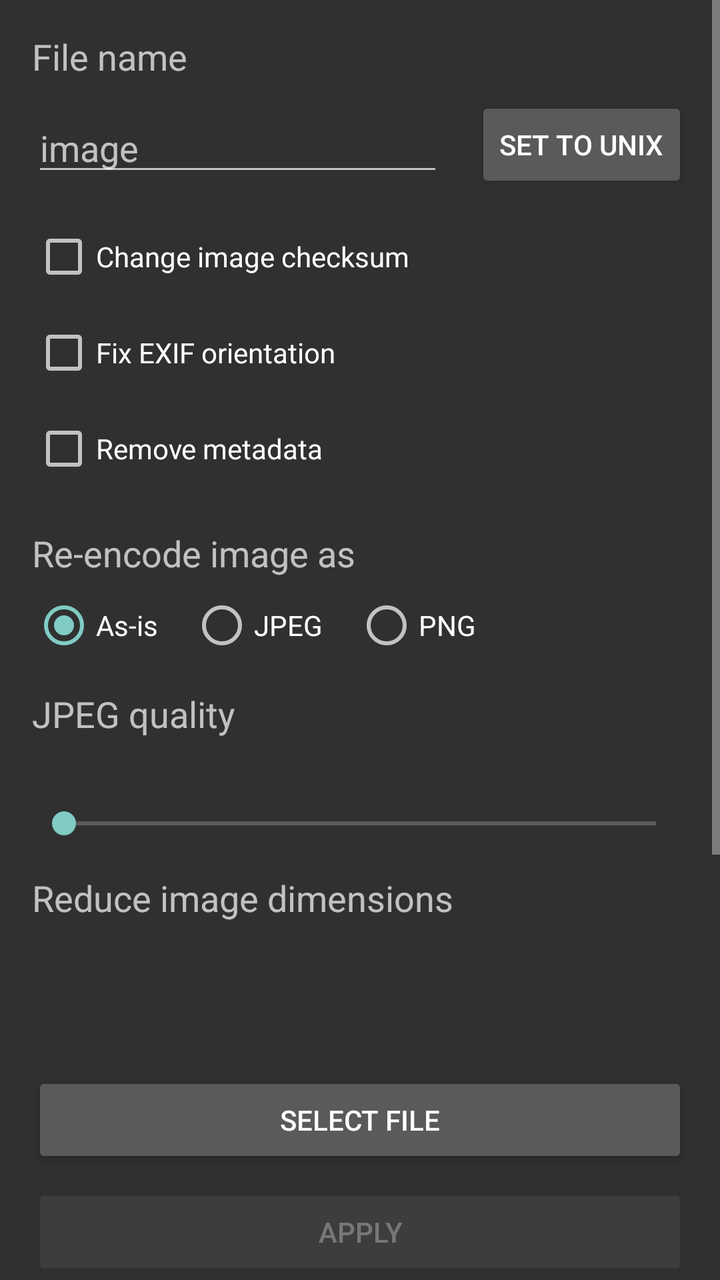
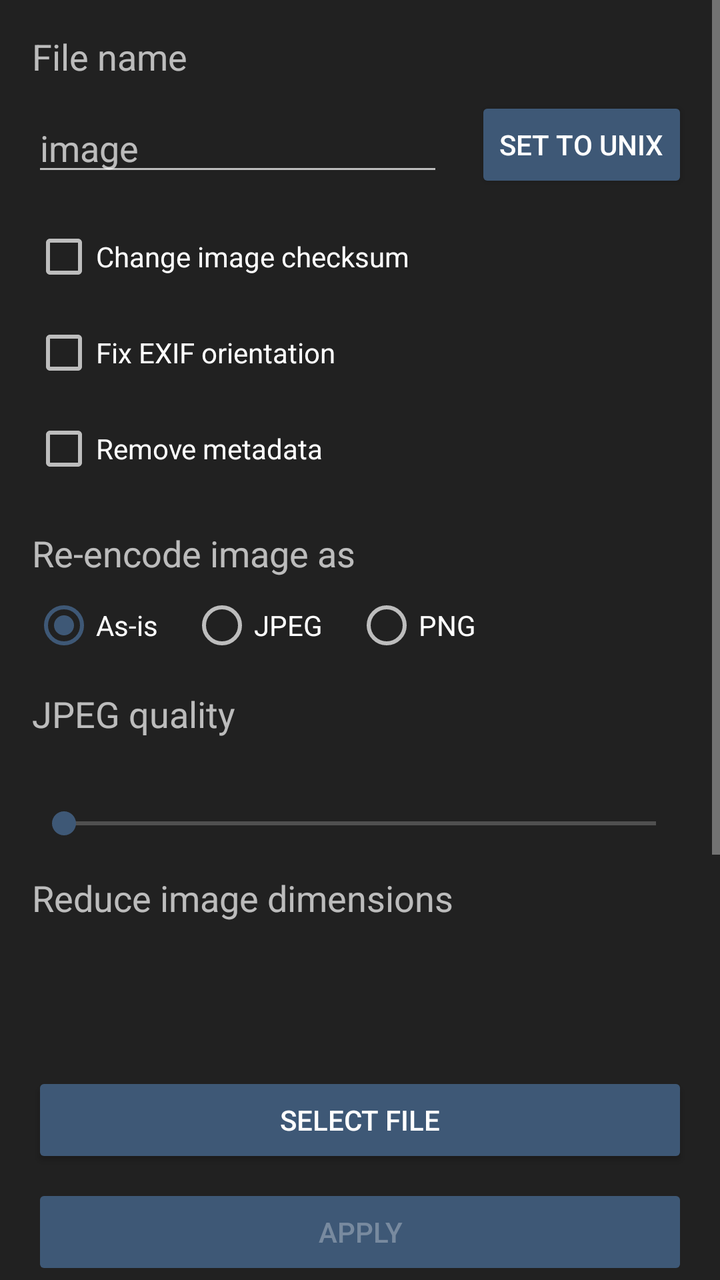

Screens rendered from an Android XML layout before and after an edit, with the pre-edit source and the edit as a unified diff.
<!-- AndroidManifest.xml: application theme Theme.Sunshower -->
<!-- res/layout/activity_kuroba.xml -->
<?xml version="1.0" encoding="utf-8"?>
<LinearLayout xmlns:android="http://schemas.android.com/apk/res/android"
    android:layout_width="match_parent"
    android:layout_height="match_parent"
    android:orientation="vertical">

    <ScrollView
        android:layout_width="match_parent"
        android:layout_height="0dp"
        android:layout_weight="1"
        android:fillViewport="true">

        <FrameLayout
            android:layout_width="match_parent"
            android:layout_height="match_parent">

            <LinearLayout
                android:layout_width="match_parent"
                android:layout_height="wrap_content"
                android:layout_gravity="center_vertical"
                android:orientation="vertical"
                android:padding="16dp"
                android:paddingTop="48dp">

                <TextView
                    android:layout_width="wrap_content"
                    android:layout_height="wrap_content"
                    android:text="@string/file_name_label"
                    android:textSize="18sp" />

                <LinearLayout
                    android:layout_width="match_parent"
                    android:layout_height="wrap_content"
                    android:layout_marginTop="8dp"
                    android:gravity="center_vertical"
                    android:orientation="horizontal">

                    <EditText
                        android:id="@+id/kuroba_file_name_input"
                        android:layout_width="0dp"
                        android:layout_height="wrap_content"
                        android:layout_weight="1"
                        android:hint="@string/default_file_name"
                        android:importantForAutofill="no"
                        android:inputType="text"
                        android:maxLength="64" />

                    <TextView
                        android:id="@+id/kuroba_ext_label"
                        android:layout_width="wrap_content"
                        android:layout_height="wrap_content"
                        android:layout_marginStart="8dp"
                        android:textColor="#FF888888"
                        android:textSize="18sp" />

                    <Button
                        android:id="@+id/kuroba_set_unix_button"
                        android:layout_width="wrap_content"
                        android:layout_height="wrap_content"
                        android:layout_marginStart="8dp"
                        android:text="@string/set_unix" />
                </LinearLayout>

                <CheckBox
                    android:id="@+id/change_checksum_switch"
                    android:layout_width="wrap_content"
                    android:layout_height="wrap_content"
                    android:layout_marginTop="16dp"
                    android:text="@string/change_checksum" />

                <CheckBox
                    android:id="@+id/fix_exif_switch"
                    android:layout_width="wrap_content"
                    android:layout_height="wrap_content"
                    android:layout_marginTop="16dp"
                    android:text="@string/fix_exif" />

                <CheckBox
                    android:id="@+id/remove_metadata_switch"
                    android:layout_width="wrap_content"
                    android:layout_height="wrap_content"
                    android:layout_marginTop="16dp"
                    android:text="@string/remove_metadata" />

                <TextView
                    android:layout_width="wrap_content"
                    android:layout_height="wrap_content"
                    android:layout_marginTop="24dp"
                    android:text="@string/reencode_label"
                    android:textSize="18sp" />

                <RadioGroup
                    android:id="@+id/reencode_group"
                    android:layout_width="match_parent"
                    android:layout_height="wrap_content"
                    android:layout_marginTop="8dp"
                    android:orientation="horizontal">

                    <RadioButton
                        android:id="@+id/reencode_as_is"
                        android:layout_width="wrap_content"
                        android:layout_height="wrap_content"
                        android:checked="true"
                        android:text="@string/reencode_as_is" />

                    <RadioButton
                        android:id="@+id/reencode_as_jpeg"
                        android:layout_width="wrap_content"
                        android:layout_height="wrap_content"
                        android:layout_marginStart="16dp"
                        android:text="@string/reencode_jpeg" />

                    <RadioButton
                        android:id="@+id/reencode_as_png"
                        android:layout_width="wrap_content"
                        android:layout_height="wrap_content"
                        android:layout_marginStart="16dp"
                        android:text="@string/reencode_png" />
                </RadioGroup>

                <LinearLayout
                    android:id="@+id/quality_row"
                    android:layout_width="match_parent"
                    android:layout_height="wrap_content"
                    android:layout_marginTop="16dp"
                    android:orientation="vertical">

                    <TextView
                        android:layout_width="wrap_content"
                        android:layout_height="wrap_content"
                        android:text="@string/quality_label"
                        android:textSize="18sp" />

                    <TextView
                        android:id="@+id/quality_value"
                        android:layout_width="wrap_content"
                        android:layout_height="wrap_content"
                        android:layout_marginTop="4dp"
                        android:textSize="16sp" />

                    <SeekBar
                        android:id="@+id/quality_bar"
                        android:layout_width="match_parent"
                        android:layout_height="wrap_content"
                        android:layout_marginTop="8dp"
                        android:max="99" />
                </LinearLayout>

                <LinearLayout
                    android:id="@+id/reduce_row"
                    android:layout_width="match_parent"
                    android:layout_height="wrap_content"
                    android:layout_marginTop="16dp"
                    android:orientation="vertical">

                    <TextView
                        android:layout_width="wrap_content"
                        android:layout_height="wrap_content"
                        android:text="@string/reduce_label"
                        android:textSize="18sp" />

                    <TextView
                        android:id="@+id/reduce_value"
                        android:layout_width="wrap_content"
                        android:layout_height="wrap_content"
                        android:layout_marginTop="4dp"
                        android:textSize="16sp" />

                    <SeekBar
                        android:id="@+id/reduce_bar"
                        android:layout_width="match_parent"
                        android:layout_height="wrap_content"
                        android:layout_marginTop="8dp"
                        android:max="100" />
                </LinearLayout>
            </LinearLayout>
        </FrameLayout>
    </ScrollView>

    <LinearLayout
        android:layout_width="match_parent"
        android:layout_height="wrap_content"
        android:orientation="vertical"
        android:paddingStart="16dp"
        android:paddingTop="8dp"
        android:paddingEnd="16dp">

        <TextView
            android:id="@+id/kuroba_status"
            android:layout_width="wrap_content"
            android:layout_height="wrap_content" />

        <TextView
            android:id="@+id/kuroba_file_info"
            android:layout_width="wrap_content"
            android:layout_height="wrap_content"
            android:layout_marginTop="4dp"
            android:textSize="16sp" />

        <Button
            android:id="@+id/kuroba_pick_button"
            android:layout_width="match_parent"
            android:layout_height="wrap_content"
            android:layout_marginTop="8dp"
            android:text="@string/kuroba_pick" />

        <Button
            android:id="@+id/kuroba_apply_button"
            android:layout_width="match_parent"
            android:layout_height="wrap_content"
            android:layout_marginTop="8dp"
            android:enabled="false"
            android:text="@string/kuroba_apply" />
    </LinearLayout>
</LinearLayout>
<!-- resources referenced by this layout -->
<resources>
  <string name="change_checksum">Change image checksum</string>
  <string name="default_file_name">image</string>
  <string name="file_name_label">File name</string>
  <string name="fix_exif">Fix EXIF orientation</string>
  <string name="kuroba_apply">Apply</string>
  <string name="kuroba_pick">Select file</string>
  <string name="quality_label">JPEG quality</string>
  <string name="reduce_label">Reduce image dimensions</string>
  <string name="reencode_as_is">As-is</string>
  <string name="reencode_jpeg">JPEG</string>
  <string name="reencode_label">Re-encode image as</string>
  <string name="reencode_png">PNG</string>
  <string name="remove_metadata">Remove metadata</string>
  <string name="set_unix">Set to Unix</string>
  <style name="Theme.Sunshower" parent="android:Theme.Material.NoActionBar" />
</resources>

<!-- the commit's change to res/layout/activity_kuroba.xml (unified diff, before → after) -->
@@ -19,8 +19,7 @@
                 android:layout_height="wrap_content"
                 android:layout_gravity="center_vertical"
                 android:orientation="vertical"
-                android:padding="16dp"
-                android:paddingTop="48dp">
+                android:padding="16dp">
 
                 <TextView
                     android:layout_width="wrap_content"
<!-- resource entries referenced after the edit -->
@@ -14,6 +14,18 @@
   <string name="reencode_png">PNG</string>
   <string name="remove_metadata">Remove metadata</string>
   <string name="set_unix">Set to Unix</string>
-  <style name="Theme.Sunshower" parent="android:Theme.Material.NoActionBar" />
+  <style name="Theme.Sunshower" parent="android:Theme.Material.NoActionBar">
+          <item name="android:colorBackground">@color/surface</item>
+          <item name="android:windowBackground">@color/surface</item>
+          <item name="android:colorPrimary">@color/accent</item>
+          <item name="android:colorPrimaryDark">@color/surface_dim</item>
+          <item name="android:colorAccent">@color/accent</item>
+          <item name="android:colorButtonNormal">@color/accent</item>
+          <item name="android:statusBarColor">@color/surface_dim</item>
+          <item name="android:navigationBarColor">@color/surface_dim</item>
+      </style>
+  <color name="surface">#FF212121</color>
+  <color name="accent">#FF3E5876</color>
+  <color name="surface_dim">#FF1A1A1A</color>
 </resources>
 
